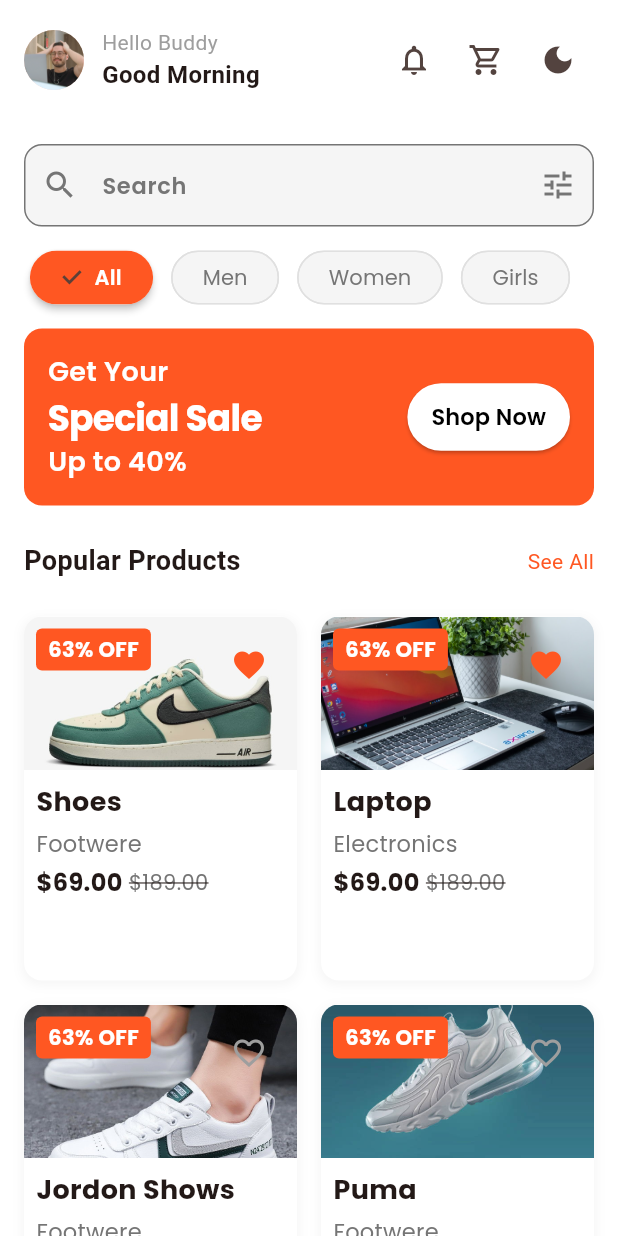
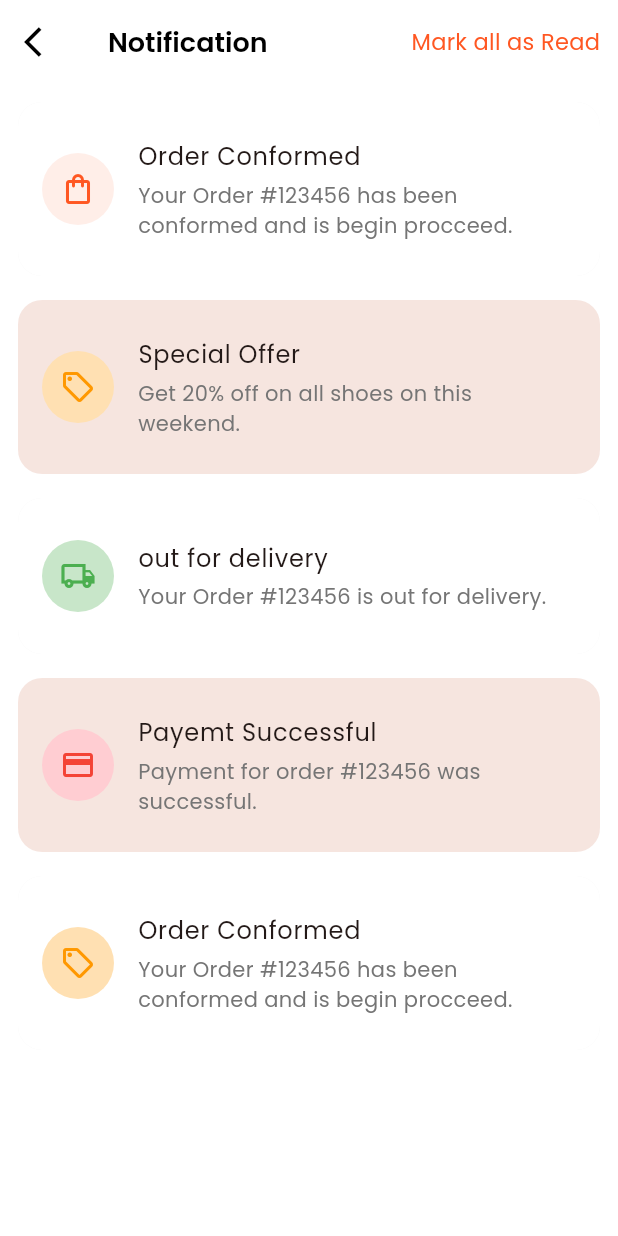
Before and after one commit to Maissam110/Shopping-App, a Flutter app: the HomeScreen screen opened directly, after a tap on the "notifications" icon, on a phone screen of 412 x 824 dp. Run offline on Flutter 3.47's test engine with Material 3 defaults, Android fonts, the phone set to English and light mode, and no system bars; our stand-ins replace get, get_storage, google_fonts, share_plus; accounts and stored records are empty.

Commit message:
notification screen done

```diff
--- /dev/null
+++ b/lib/features/notification/models/notification_type.dart
@@ -0,0 +1,17 @@
+enum NotificationType { order, delivery, promo, payment }
+
+class NotificationItem {
+  final String title;
+  final String message;
+  final String time;
+  final NotificationType type;
+  final bool isRead;
+
+  NotificationItem({
+    required this.title,
+    required this.message,
+    required this.time,
+    required this.type,
+    this.isRead = false,
+  });
+}
--- /dev/null
+++ b/lib/features/notification/repositories/notification_repository.dart
@@ -0,0 +1,41 @@
+import 'package:e_comerence_app/features/notification/models/notification_type.dart';
+
+class NotificationRepository {
+  List<NotificationItem> getNotifications() {
+    return [
+      NotificationItem(
+        title: 'Order Conformed',
+        message: 'Your Order #123456 has been conformed and is begin procceed.',
+        time: "2 minute ago",
+        type: NotificationType.order,
+        isRead: true,
+      ),
+      NotificationItem(
+        title: 'Special Offer',
+        message: 'Get 20% off on all shoes on this weekend.',
+        time: "1 hour ago",
+        type: NotificationType.promo,
+      ),
+      NotificationItem(
+        title: 'out for delivery',
+        message: 'Your Order #123456 is out for delivery.',
+        time: "2 hours ago",
+        type: NotificationType.delivery,
+        isRead: true,
+      ),
+      NotificationItem(
+        title: 'Payemt Successful',
+        message: 'Payment for order #123456 was successful.',
+        time: "2 minute ago",
+        type: NotificationType.payment,
+      ),
+      NotificationItem(
+        title: 'Order Conformed',
+        message: 'Your Order #123456 has been conformed and is begin procceed.',
+        time: "2 minute ago",
+        type: NotificationType.promo,
+        isRead: true,
+      ),
+    ];
+  }
+}
--- /dev/null
+++ b/lib/features/notification/utils/notification_utils.dart
@@ -0,0 +1,47 @@
+import 'package:e_comerence_app/features/notification/models/notification_type.dart';
+import 'package:flutter/material.dart';
+import 'package:get/get_connect/http/src/utils/utils.dart';
+
+class NotificationUtils {
+  static IconData getNotificationIcon(NotificationType type) {
+    switch (type) {
+      case NotificationType.order:
+        return Icons.shopping_bag_outlined;
+      case NotificationType.delivery:
+        return Icons.local_shipping_outlined;
+      case NotificationType.promo:
+        return Icons.local_offer_outlined;
+      case NotificationType.payment:
+        return Icons.payment_outlined;
+    }
+  }
+
+  static Color getIconBackgroundColor(
+    BuildContext context,
+    NotificationType type,
+  ) {
+    switch (type) {
+      case NotificationType.order:
+        return Theme.of(context).primaryColor.withOpacity(0.1);
+      case NotificationType.delivery:
+        return Colors.green[100]!;
+      case NotificationType.promo:
+        return Colors.orange[100]!;
+      case NotificationType.payment:
+        return Colors.red[100]!;
+    }
+  }
+
+  static Color getIconColor(BuildContext context, NotificationType type) {
+    switch (type) {
+      case NotificationType.order:
+        return Theme.of(context).primaryColor;
+      case NotificationType.delivery:
+        return Colors.green;
+      case NotificationType.promo:
+        return Colors.orange;
+      case NotificationType.payment:
+        return Colors.red;
+    }
+  }
+}
--- /dev/null
+++ b/lib/features/notification/view/notifications_screen.dart
@@ -0,0 +1,116 @@
+import 'package:e_comerence_app/features/notification/models/notification_type.dart';
+import 'package:e_comerence_app/features/notification/repositories/notification_repository.dart';
+import 'package:e_comerence_app/features/notification/utils/notification_utils.dart';
+import 'package:e_comerence_app/utils/app_textstyles.dart';
+import 'package:flutter/material.dart';
+import 'package:get/get.dart';
+import 'package:get/state_manager.dart';
+
+class NotificationsScreen extends StatelessWidget {
+  final NotificationRepository _repository = NotificationRepository();
+
+  NotificationsScreen({super.key});
+
+  @override
+  Widget build(BuildContext context) {
+    final notifications = _repository.getNotifications();
+    final isDark = Theme.of(context).brightness == Brightness.dark;
+
+    return Scaffold(
+      appBar: AppBar(
+        leading: IconButton(
+          onPressed: () => Get.back(),
+          icon: Icon(
+            Icons.arrow_back_ios,
+            color: isDark ? Colors.white : Colors.black,
+          ),
+        ),
+        title: Text(
+          'Notification',
+          style: AppTextStyle.withColor(
+            AppTextStyle.h3,
+            isDark ? Colors.white : Colors.black,
+          ),
+        ),
+        actions: [
+          TextButton(
+            onPressed: () {},
+            child: Text(
+              "Mark all as Read",
+              style: AppTextStyle.withColor(
+                AppTextStyle.bodyMedium,
+                Theme.of(context).primaryColor,
+              ),
+            ),
+          ),
+        ],
+      ),
+      body: ListView.builder(
+        padding: EdgeInsets.all(12),
+        itemCount: notifications.length,
+        itemBuilder: (context, index) =>
+            _buildNotificatonCard(context, notifications[index]),
+      ),
+    );
+  }
+
+  Widget _buildNotificatonCard(
+    BuildContext context,
+    NotificationItem notification,
+  ) {
+    final isDark = Theme.of(context).brightness == Brightness.dark;
+    return Container(
+      margin: EdgeInsets.only(bottom: 16),
+      decoration: BoxDecoration(
+        color: notification.isRead
+            ? Theme.of(context).cardColor
+            : Theme.of(context).primaryColor.withOpacity(0.1),
+        borderRadius: BorderRadius.circular(16),
+        boxShadow: [
+          BoxShadow(
+            color: isDark
+                ? Colors.black.withOpacity(0.2)
+                : Colors.grey.withOpacity(0.1),
+          ),
+        ],
+      ),
+      child: ListTile(
+        contentPadding: EdgeInsets.all(16),
+        leading: Container(
+          padding: EdgeInsets.all(12),
+          decoration: BoxDecoration(
+            color: NotificationUtils.getIconBackgroundColor(
+              context,
+              notification.type,
+            ),
+            shape: BoxShape.circle,
+          ),
+          child: Icon(
+            NotificationUtils.getNotificationIcon(notification.type),
+            color: NotificationUtils.getIconColor(context, notification.type),
+          ),
+        ),
+        title: Text(
+          notification.title,
+          style: AppTextStyle.withColor(
+            AppTextStyle.bodyLarge,
+            Theme.of(context).textTheme.bodyLarge!.color!,
+          ),
+        ),
+        subtitle: Column(
+          crossAxisAlignment: CrossAxisAlignment.start,
+          children: [
+            SizedBox(height: 4),
+            Text(
+              notification.message,
+              style: AppTextStyle.withColor(
+                AppTextStyle.bodySmall,
+                isDark ? Colors.grey[400]! : Colors.grey[600]!,
+              ),
+            ),
+          ],
+        ),
+      ),
+    );
+  }
+}
--- a/lib/view/home_screen.dart
+++ b/lib/view/home_screen.dart
@@ -1,4 +1,5 @@
 import 'package:e_comerence_app/controllers/theme_controller.dart';
+import 'package:e_comerence_app/features/notification/view/notifications_screen.dart';
 import 'package:e_comerence_app/view/all_products_screen.dart';
 import 'package:e_comerence_app/view/cart_screen.dart';
 import 'package:e_comerence_app/view/widegts/category_chips.dart';
@@ -47,7 +48,7 @@
                   Spacer(),
                   // Notification Icon
                   IconButton(
-                    onPressed: () {},
+                    onPressed: () => Get.to(() => NotificationsScreen()),
                     icon: Icon(Icons.notifications_outlined),
                   ),
 
--- a/lib/view/settings_screen.dart
+++ b/lib/view/settings_screen.dart
@@ -1,6 +1,7 @@
 import 'package:e_comerence_app/controllers/theme_controller.dart';
 import 'package:e_comerence_app/utils/app_textstyles.dart';
 import 'package:flutter/material.dart';
+import 'package:get/get.dart';
 import 'package:get/state_manager.dart';
 
 class SettingsScreen extends StatelessWidget {
@@ -14,7 +15,7 @@
       backgroundColor: Theme.of(context).scaffoldBackgroundColor,
       appBar: AppBar(
         leading: IconButton(
-          onPressed: () {},
+          onPressed: () => Get.back(),
           icon: Icon(
             Icons.arrow_back_ios,
             color: isDark ? Colors.white : Colors.black,
```
Also changed, not shown: 1 other file.
